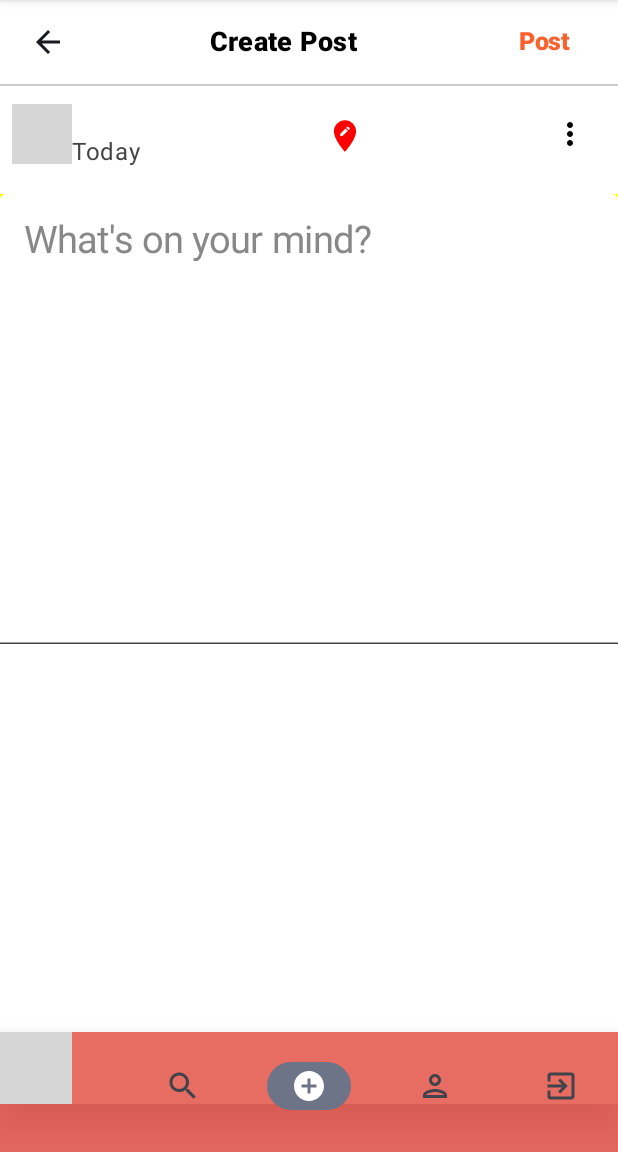
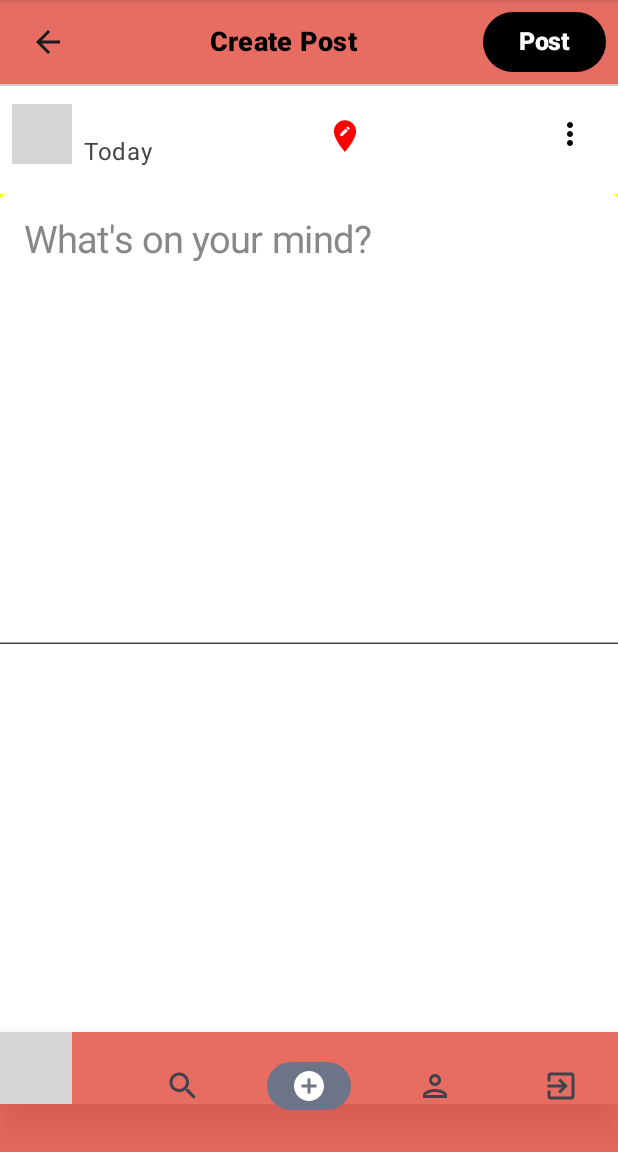
Before and after one commit to alokrajcse/OrbitX, an Android app built with Jetpack Compose: the CreatePostScreen screen opened through its navigation route, on a phone screen of 412 x 824 dp, the part 84-1236 px from its top. Run offline under Robolectric (Android 15) with nearby library versions, the light colour scheme and no system bars; our stand-ins replace Firebase (no records; nobody signed in at launch, a user with empty details on screens opened directly); pictures from the network do not load; 15 statements that could not run were skipped; grey boxes are pictures that could not be loaded.

Commit message:
create post

```diff
--- a/app/src/main/java/com/example/orbitx/ChatRepository/ProfileRepo.kt
+++ b/app/src/main/java/com/example/orbitx/ChatRepository/ProfileRepo.kt
@@ -35,7 +35,7 @@ fun fetchBio(data: String, onBioReceived: (String) -> Unit) {
 }
 
 fun fetchProfileurl(data: String, onBioReceived: (String) -> Unit) {
-    Firebase.database.getReference("users").child(data).child("profilepicurl")
+    Firebase.database.getReference("users").child(data).child("profilepictureurl")
         .get().addOnSuccessListener { snapshot ->
             val bio = snapshot.getValue(String::class.java) ?: "https://wallpapers.com/images/featured-full/link-pictures-16mi3e7v5hxno9c4.jpg"
             onBioReceived(bio)
--- a/app/src/main/java/com/example/orbitx/Views/CreatePostScreen.kt
+++ b/app/src/main/java/com/example/orbitx/Views/CreatePostScreen.kt
@@ -67,6 +67,10 @@ import kotlinx.coroutines.tasks.await
 import androidx.navigation.NavController
 import androidx.compose.runtime.LaunchedEffect
 import androidx.compose.runtime.snapshotFlow
+import androidx.compose.ui.res.colorResource
+import com.example.orbitx.ChatRepository.fetchProfileurl
+import com.example.orbitx.ChatRepository.fetchusername
+import com.google.firebase.auth.auth
 
 
 @OptIn(ExperimentalMaterial3Api::class, ExperimentalMaterialApi::class)
@@ -92,6 +96,17 @@ fun CreatePostScreen(navController: NavController,viewModel: CreatePostViewModel
             )
         )
     }
+    var cuid =Firebase.auth.currentUser?.uid.toString()
+
+    var profilepicurl by remember {
+        mutableStateOf("")
+    }
+    var username by remember {
+        mutableStateOf("")
+    }
+    fetchProfileurl(cuid){it->profilepicurl=it}
+    fetchusername(cuid){it->username=it}
+
     var focusedContainerColor by remember { mutableStateOf(Color(237, 222, 221)) }
 
     LaunchedEffect(Unit) {
@@ -162,7 +177,7 @@ fun CreatePostScreen(navController: NavController,viewModel: CreatePostViewModel
                 Column() {
                     TopBar(
                         onBackPressed = { navController.navigateUp() },
-                        onPostClicked = { viewModel.createPost(context) }
+                        onPostClicked = { viewModel.createPost(context,navController) }
                     )
                     Divider(
                         color = Color.LightGray, // Set the color of the divider
@@ -193,7 +208,7 @@ fun CreatePostScreen(navController: NavController,viewModel: CreatePostViewModel
                     ) {
                         AsyncImage(
                             model = ImageRequest.Builder(LocalContext.current)
-                                .data(authorAvatarUrl)
+                                .data(profilepicurl)
                                 .crossfade(true)
                                 .placeholder(R.drawable.ic_placeholder)
                                 .build(),
@@ -205,9 +220,10 @@ fun CreatePostScreen(navController: NavController,viewModel: CreatePostViewModel
                         Column(
                             Modifier
                                 .weight(1f)
+                                .padding(start = 8.dp)
                         ) {
                             Text(
-                                post.authorName,
+                                text=username,
                                 style = MaterialTheme.typography.titleMedium.copy(fontWeight = androidx.compose.ui.text.font.FontWeight.Medium),
                                 color = Color.Black
                             )
@@ -238,7 +254,8 @@ fun CreatePostScreen(navController: NavController,viewModel: CreatePostViewModel
                                 }
                                 Text(
                                     locationText,
-                                    modifier = Modifier.weight(0.5f)
+                                    modifier = Modifier
+                                        .weight(0.5f)
                                         .align(Alignment.CenterVertically),
                                     style = TextStyle(
                                         fontSize = 12.sp, // Adjust this value to change the font size
@@ -637,10 +654,13 @@ fun ColorPickerGrid(onColorSelected: (Color) -> Unit) {
 }
 @Composable
 fun TopBar(onBackPressed: () -> Unit, onPostClicked: () -> Unit) {
+
+
+
     Row(
         modifier = Modifier
             .fillMaxWidth()
-            .background(Color.White)
+            .background(colorResource(id = R.color.orange))
             .padding(horizontal = 8.dp, vertical = 4.dp),
         horizontalArrangement = Arrangement.SpaceBetween,
         verticalAlignment = Alignment.CenterVertically
@@ -657,10 +677,10 @@ fun TopBar(onBackPressed: () -> Unit, onPostClicked: () -> Unit) {
             color = Color.Black
         )
         Button(onClick = onPostClicked,
-            colors = ButtonDefaults.buttonColors(containerColor = Color.White) ){
+            colors = ButtonDefaults.buttonColors(containerColor = Color.Black) ){
             Text("Post",
                 style = MaterialTheme.typography.titleMedium.copy(fontWeight = FontWeight.ExtraBold, fontSize = 16.5.sp),
-                color = Color(249,97,47)
+                color = Color.White
             )
         }
     }
```
Also changed, not shown: app/src/main/java/com/example/orbitx/model/PostRepository.kt (+14 -1 lines), app/src/main/java/com/example/orbitx/ui/JiteshxScreen/CreatePostViewModel.kt (+6 -1 lines).
